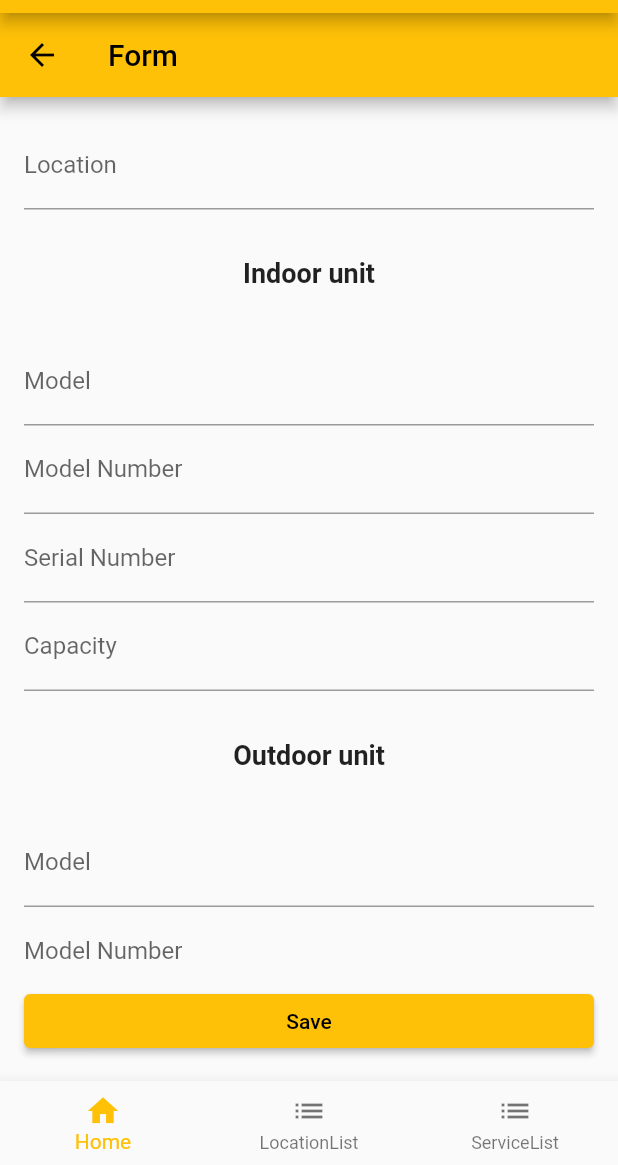
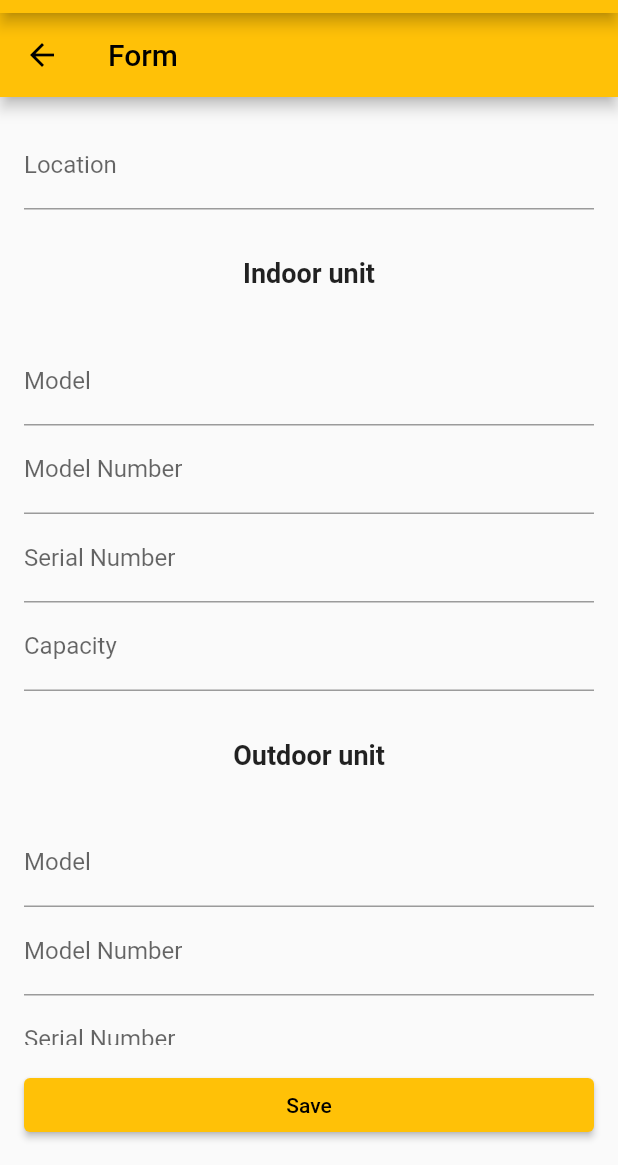
Before and after one commit to gihanjayakuru/AvaniApp, a Flutter app: the screen it shows after launch, on a phone screen of 412 x 824 dp, the part 71-1236 px from its top. Run offline on Flutter 3.47's test engine with Material 2 defaults, Android fonts, the phone set to English and light mode, and no system bars; our stand-ins replace shared_preferences.

Commit message:
removed navigation bar in main [navigation fixed]

```diff
--- a/lib/main.dart
+++ b/lib/main.dart
@@ -42,28 +42,28 @@ class _MyAppState extends State<MyApp> {
           title: const Text('ToDo App'),
         ),
         body: _screens[_currentIndex],
-        bottomNavigationBar: BottomNavigationBar(
-          currentIndex: _currentIndex,
-          onTap: (int index) {
-            setState(() {
-              _currentIndex = index;
-            });
-          },
-          items: [
-            BottomNavigationBarItem(
-              icon: Icon(Icons.home),
-              label: 'Home',
-            ),
-            BottomNavigationBarItem(
-              icon: Icon(Icons.list),
-              label: 'LocationList',
-            ),
-            BottomNavigationBarItem(
-              icon: Icon(Icons.list),
-              label: 'ServiceList',
-            ),
-          ],
-        ),
+        // bottomNavigationBar: BottomNavigationBar(
+        //   currentIndex: _currentIndex,
+        //   onTap: (int index) {
+        //     setState(() {
+        //       _currentIndex = index;
+        //     });
+        //   },
+        //   items: [
+        //     BottomNavigationBarItem(
+        //       icon: Icon(Icons.home),
+        //       label: 'Home',
+        //     ),
+        //     BottomNavigationBarItem(
+        //       icon: Icon(Icons.list),
+        //       label: 'LocationList',
+        //     ),
+        //     BottomNavigationBarItem(
+        //       icon: Icon(Icons.list),
+        //       label: 'ServiceList',
+        //     ),
+        //   ],
+        // ),
       ),
     );
   }
```
